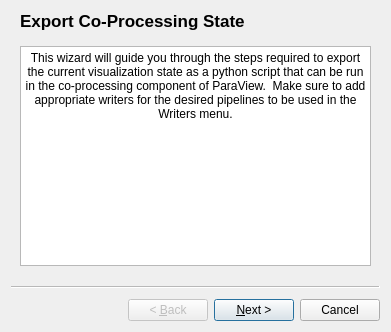
Above: Plugins/TemporalParallelismScriptGenerator/Resources/ExportStateWizard.ui from aashish24/paraview-climate-3.11.1 before the change. Below: the same form after it.
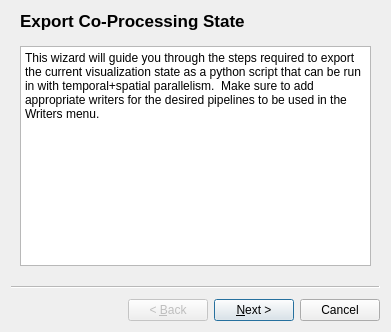
That is the form after the change. Custom widgets are drawn as their Qt base class.

The edit to the form file:
```diff
--- a/Plugins/TemporalParallelismScriptGenerator/Resources/ExportStateWizard.ui
+++ b/Plugins/TemporalParallelismScriptGenerator/Resources/ExportStateWizard.ui
@@ -42,11 +42,11 @@
        <string>&lt;!DOCTYPE HTML PUBLIC &quot;-//W3C//DTD HTML 4.0//EN&quot; &quot;http://www.w3.org/TR/REC-html40/strict.dtd&quot;&gt;
 &lt;html&gt;&lt;head&gt;&lt;meta name=&quot;qrichtext&quot; content=&quot;1&quot; /&gt;&lt;style type=&quot;text/css&quot;&gt;
 p, li { white-space: pre-wrap; }
-&lt;/style&gt;&lt;/head&gt;&lt;body style=&quot; font-family:'Sans'; font-size:10pt; font-weight:400; font-style:normal;&quot;&gt;
+&lt;/style&gt;&lt;/head&gt;&lt;body style=&quot; font-family:'Sans Serif'; font-size:9pt; font-weight:400; font-style:normal;&quot;&gt;
 &lt;table border=&quot;0&quot; style=&quot;-qt-table-type: root; margin-top:4px; margin-bottom:4px; margin-left:4px; margin-right:4px;&quot;&gt;
 &lt;tr&gt;
 &lt;td style=&quot;border: none;&quot;&gt;
-&lt;p align=&quot;center&quot; style=&quot; margin-top:0px; margin-bottom:0px; margin-left:0px; margin-right:0px; -qt-block-indent:0; text-indent:0px;&quot;&gt;&lt;span style=&quot; font-family:'Helvetica'; font-size:9pt;&quot;&gt;This wizard will guide you through the steps required to export the current visualization state as a python script that can be run in the co-processing component of ParaView.  Make sure to add appropriate writers for the desired pipelines to be used in the Writers menu.&lt;/span&gt;&lt;/p&gt;&lt;/td&gt;&lt;/tr&gt;&lt;/table&gt;&lt;/body&gt;&lt;/html&gt;</string>
+&lt;p style=&quot; margin-top:0px; margin-bottom:0px; margin-left:0px; margin-right:0px; -qt-block-indent:0; text-indent:0px;&quot;&gt;&lt;span style=&quot; font-family:'Helvetica';&quot;&gt;This wizard will guide you through the steps required to export the current visualization state as a python script that can be run in with temporal+spatial parallelism.  Make sure to add appropriate writers for the desired pipelines to be used in the Writers menu.&lt;/span&gt;&lt;/p&gt;&lt;/td&gt;&lt;/tr&gt;&lt;/table&gt;&lt;/body&gt;&lt;/html&gt;</string>
       </property>
      </widget>
     </item>
```
Left out of the diff: 2 changed lines with no effect on the pictures.
